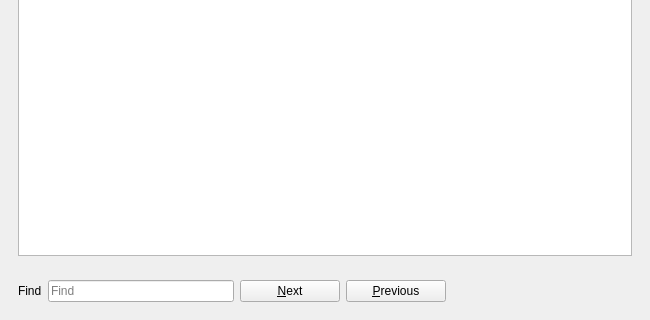
textbrowser/glitch, file UI/glitch-documentation.ui: the form before one commit; both pictures show x 0 to 650 and y 330 to 650 of the 650 by 650 pixel window.
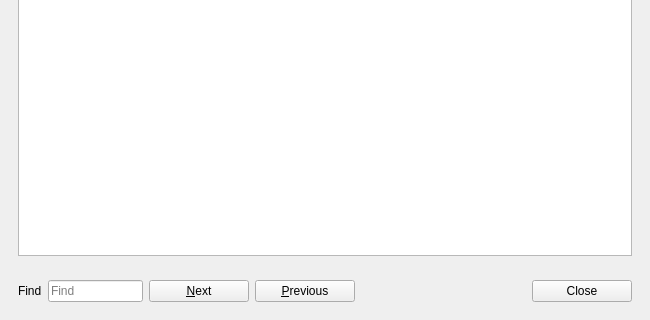
The form after the commit. Icons and pictures are not drawn.

Commit message: Close button.

The edit to the form file:
```diff
--- a/UI/glitch-documentation.ui
+++ b/UI/glitch-documentation.ui
@@ -99,6 +99,19 @@
          </property>
         </spacer>
        </item>
+       <item>
+        <widget class="QPushButton" name="close">
+         <property name="minimumSize">
+          <size>
+           <width>100</width>
+           <height>0</height>
+          </size>
+         </property>
+         <property name="text">
+          <string>Close</string>
+         </property>
+        </widget>
+       </item>
       </layout>
      </widget>
     </item>
```
The commit also changes 1 other file.
